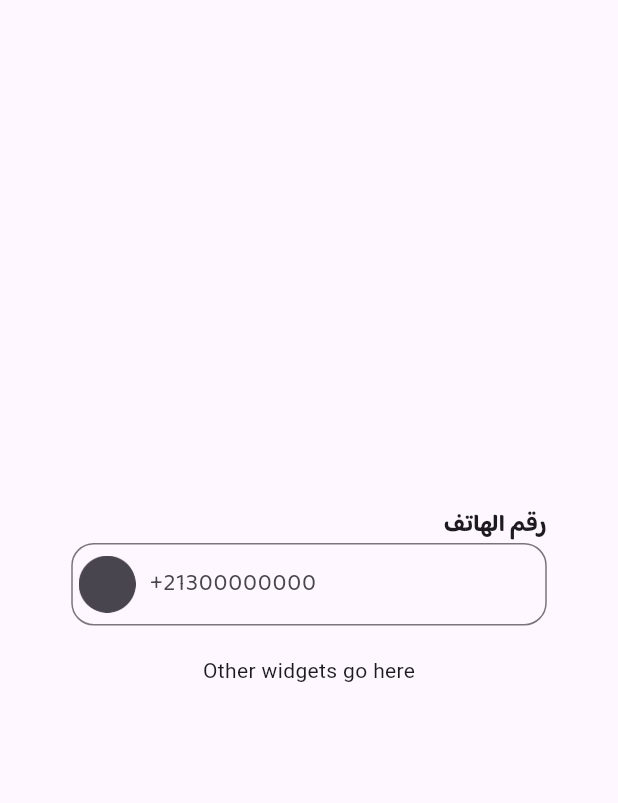
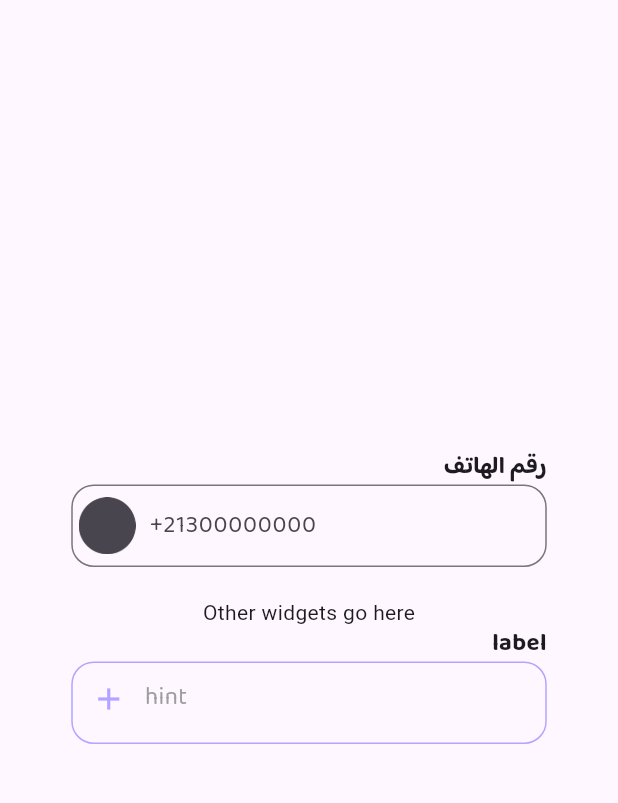
Before and after one commit to BaraaFatimaZohraLALAGUI/Hackathon_SHESEM_oran, a Flutter app: the screen it shows after launch, on a phone screen of 412 x 824 dp, the part 63-866 px from its top. Run offline on Flutter 3.47's test engine with Material 3 defaults, Android fonts, the light colour scheme and no system bars; our stand-ins replace file_picker.

Commit message:
file uploading

```diff
--- a/meelad/lib/main.dart
+++ b/meelad/lib/main.dart
@@ -1,19 +1,20 @@
 import 'package:flutter/material.dart';
 import 'package:meelad/widgets/textfield.dart';
+import 'package:meelad/widgets/uploadfile.dart';
 
 void main() {
-  runApp(const MyApp());
+  runApp(MyApp());
 }
 
 class MyApp extends StatelessWidget {
-  const MyApp({Key? key});
+  const MyApp({Key? key}) : super(key: key);
 
   @override
   Widget build(BuildContext context) {
     return MaterialApp(
       title: 'Meelad',
       theme: ThemeData(),
-      home: const MyHomePage(),
+      home: MyHomePage(),
     );
   }
 }
@@ -38,15 +39,24 @@ class _MyHomePageState extends State<MyHomePage> {
   Widget build(BuildContext context) {
     return Scaffold(
       appBar: AppBar(
-        title: const Text('Meelad'),
+        title: Text('Meelad'),
       ),
       body: Center(
         child: Column(
           mainAxisAlignment: MainAxisAlignment.center,
           children: [
+            // Use buildTextField function from textfield.dart
             buildTextField(controller, 'رقم الهاتف', '+21300000000', 'assets/icons/phone.png'),
-            const SizedBox(height: 20),
-            const Text('Other widgets go here'),
+            SizedBox(height: 20),
+            Text('Other widgets go here'),
+            // Use buildUploadDocument function from uploadfile.dart
+            buildUploadDocument('hint', 'label', 'docs/files', (bool success) {
+              if (success) {
+                print('File Uploaded successfully');
+              } else {
+                print('failed to upload file');
+              }
+            }),
           ],
         ),
       ),
--- a/meelad/lib/widgets/uploadfile.dart
+++ b/meelad/lib/widgets/uploadfile.dart
@@ -1,30 +1,40 @@
 import 'package:flutter/material.dart';
 import 'package:file_picker/file_picker.dart';
+import 'package:http/http.dart' as http;
 
 Widget buildUploadDocument(String hint, String label, String uploadURL, Function(bool) onUploadStatusChange){
   return InkWell(
     onTap: () => _pickAndUploadFile(uploadURL, onUploadStatusChange),
-    child: Container(
-      padding: EdgeInsets.all(12.0),
-      decoration: BoxDecoration(
-        border: Border.all(color: Color(0xFFB2A4FF)),
-        borderRadius: BorderRadius.circular(8.0)
-      ),
     child: Column(
+      mainAxisAlignment: MainAxisAlignment.start,
       crossAxisAlignment: CrossAxisAlignment.start,
-        children: [
+      textDirection: TextDirection.rtl,
+      children:[
                 Text(label, style: const TextStyle(
                                             fontFamily: 'Baloo',
                                             fontSize: 16,
                                             fontWeight: FontWeight.bold
                                           ),
                 ),
-          SizedBox(height: 8.0),
-          Icon(Icons.add, color: Color(0xFFB2A4FF)),
-          SizedBox(width: 12),
-          Text(hint, style: TextStyle(color: Colors.grey, fontSize: 16, fontFamily: 'Baloo'),)
+        Container(
+        width: 317,
+        height: 55,
+        padding: const EdgeInsets.all(12.0),
+        decoration: BoxDecoration(
+          border: Border.all(color: const Color(0xFFB2A4FF)),
+          borderRadius: BorderRadius.circular(15.0)
+        ),
+        child: Row(
+              crossAxisAlignment: CrossAxisAlignment.start,
+              children: [
+                const SizedBox(height: 8.0),
+                const Icon(Icons.add, color: Color(0xFFB2A4FF)),
+                const SizedBox(width: 12),
+                Text(hint, style: const TextStyle(color: Colors.grey, fontSize: 16, fontFamily: 'Baloo'),)
               ],
             ),
+        ),
+      ],
     ),
   );
 
@@ -37,7 +47,7 @@ Future <void> _pickAndUploadFile(String uploadURL, Function(bool) onUploadStatus
     PlatformFile file = result.files.first;
     try {
       await _uploadFile(uploadURL, file.path!);
-      onUploadStatusChanged(true);
+      onUploadStatusChange(true);
     }catch (e) {
       onUploadStatusChange(false);
     }
@@ -45,3 +55,12 @@ Future <void> _pickAndUploadFile(String uploadURL, Function(bool) onUploadStatus
     onUploadStatusChange(false);
   }
 }
+
+Future<void> _uploadFile(String url, String filePath) async {
+  var request = http.MultipartRequest('POST', Uri.parse(url));
+  request.files.add(await http.MultipartFile.fromPath('file', filePath));
+  var response = await request.send();
+  if(response.statusCode != 200){
+    throw Exception('failed to upload file');
+  }
+}
```
Lines whose indentation alone changed are shown as unchanged.
